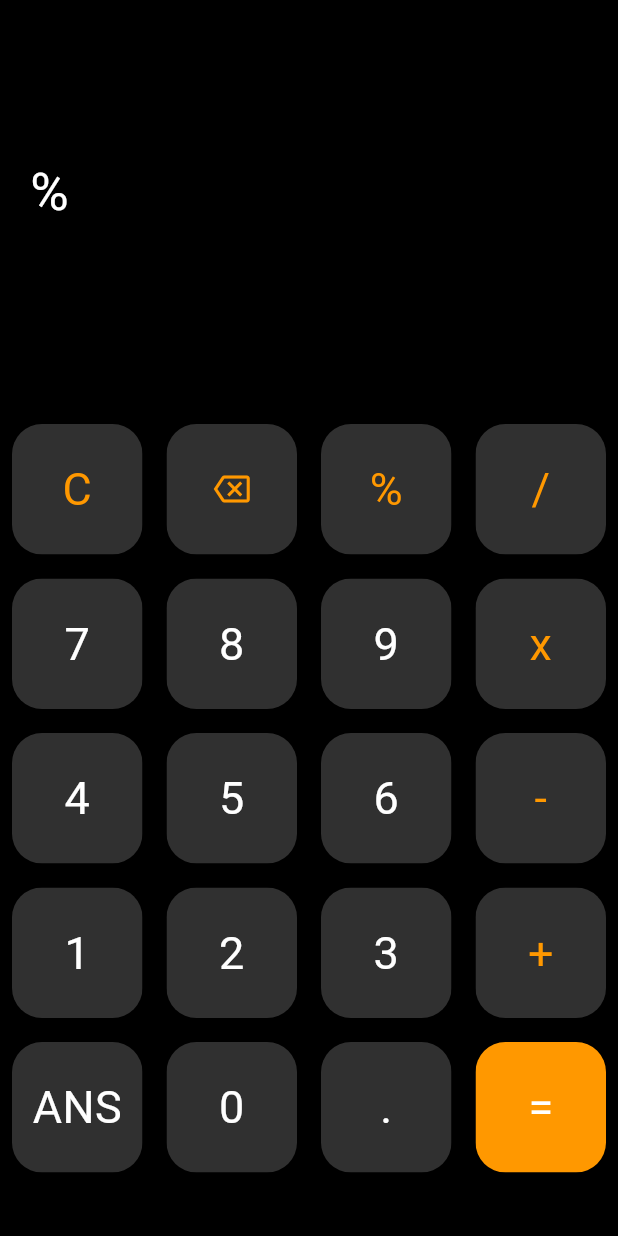
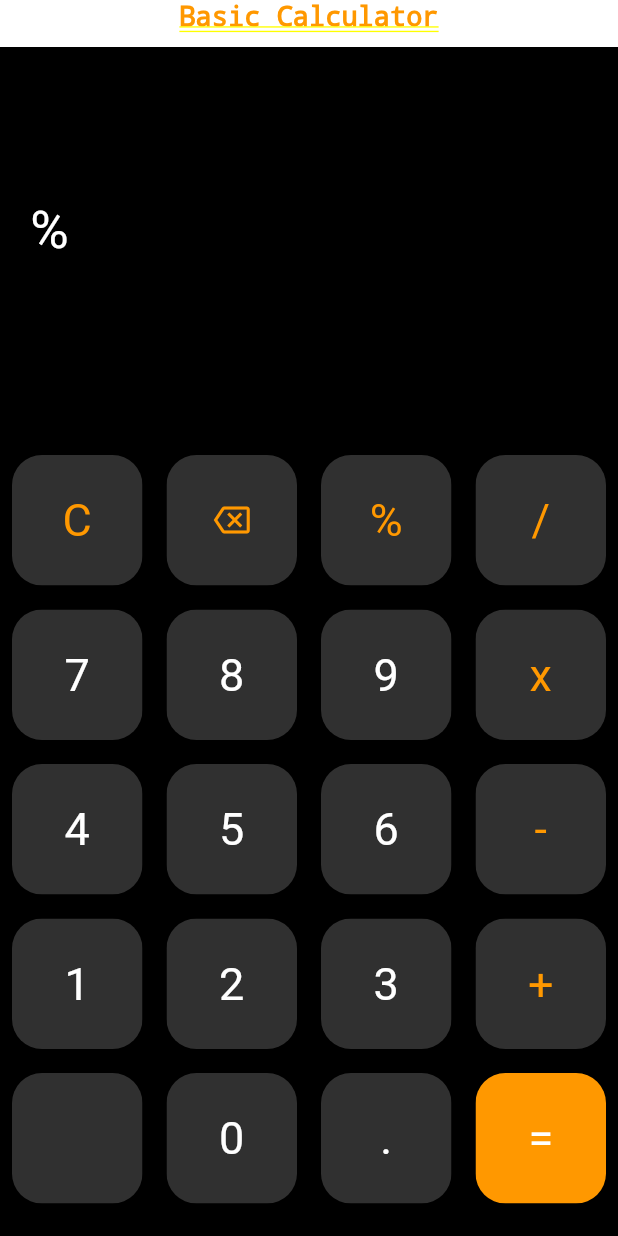
Before and after one commit to xSStephen/calculator, a Flutter app: the screen it shows after launch, after a tap on an icon or button, on a phone screen of 412 x 824 dp. Run offline on Flutter 3.47's test engine with Material 3 defaults, Android fonts, the phone set to English and light mode, and no system bars; our stand-ins replace math_expressions.

Commit message:
add new page for tools

```diff
--- a/lib/pages/basic_calculator.dart
+++ b/lib/pages/basic_calculator.dart
@@ -1,6 +1,7 @@
 import 'package:calculator/modules/buttons.dart';
 import 'package:flutter/material.dart';
 import 'package:math_expressions/math_expressions.dart';
+import 'package:calculator/pages/other_tools.dart';
 
 // This page will manage the Basic Calculator UI and functionality
 // It will include a simple calculator with basic operations like addition, subtraction, multiplication, and division.
@@ -16,6 +17,12 @@ class _BasicCalculatorState extends State<BasicCalculator> {
   // User data
   String userQuestion = '';
   String userAnswer = '';
+
+  // Current page index for the PageView
+  int currentPage = 0;
+
+  // PageController to manage the PageView
+  final PageController _pageController = PageController(initialPage: 0);
 
   // A list of buttons to be displayed on the calculator
   final List<String> buttons = [
@@ -35,7 +42,7 @@ class _BasicCalculatorState extends State<BasicCalculator> {
     '2',
     '3',
     '+',
-    'ANS',
+    '',
     '0',
     '.',
     '=',
@@ -43,7 +50,32 @@ class _BasicCalculatorState extends State<BasicCalculator> {
 
   @override
   Widget build(BuildContext context) {
-    return Scaffold(
+    return Column(
+      children: [
+        // page names
+        Row(
+          mainAxisAlignment: MainAxisAlignment.center,
+          children: [
+            GestureDetector(
+              onTap: () {
+                _pageController.jumpToPage(0);
+              },
+              child: Text(
+                'Basic Calculator',
+                style: TextStyle(
+                    fontSize: 18,
+                    fontWeight: FontWeight.bold,
+                    color: currentPage == 0 ? Colors.orange : Colors.white),
+              ),
+            ),
+          ],
+        ),
+        const SizedBox(height: 10),
+        Expanded(
+          child: PageView(
+            controller: PageController(initialPage: 0),
+            children: [
+              Scaffold(
                 backgroundColor: Colors.black,
                 body: Column(
                   children: [
@@ -59,7 +91,8 @@ class _BasicCalculatorState extends State<BasicCalculator> {
                           alignment: Alignment.centerLeft,
                           child: Text(
                             userQuestion,
-                  style: const TextStyle(color: Colors.white, fontSize: 35),
+                            style: const TextStyle(
+                                color: Colors.white, fontSize: 35),
                           ),
                         ),
                         Container(
@@ -67,7 +100,8 @@ class _BasicCalculatorState extends State<BasicCalculator> {
                           alignment: Alignment.centerRight,
                           child: Text(
                             userAnswer,
-                  style: const TextStyle(color: Colors.white, fontSize: 20),
+                            style: const TextStyle(
+                                color: Colors.white, fontSize: 20),
                           ),
                         ),
                       ],
@@ -75,10 +109,12 @@ class _BasicCalculatorState extends State<BasicCalculator> {
                     Expanded(
                       flex: 2,
                       child: GridView.builder(
-              gridDelegate: const SliverGridDelegateWithFixedCrossAxisCount(
+                        gridDelegate:
+                            const SliverGridDelegateWithFixedCrossAxisCount(
                           crossAxisCount: 4, // Number of columns in the grid
                         ),
-              itemCount: buttons.length, // Total number of items in the grid
+                        itemCount:
+                            buttons.length, // Total number of items in the grid
                         itemBuilder: (BuildContext context, int index) {
                           return buttons[index] == 'icon_del'
                               ? MyButton(
@@ -91,8 +127,8 @@ class _BasicCalculatorState extends State<BasicCalculator> {
                                       }
                                     });
                                   },
-                        icon:
-                            Icons.backspace_outlined, // Use the backspace icon
+                                  icon: Icons
+                                      .backspace_outlined, // Use the backspace icon
                                   color: Colors.grey[850],
                                   textColor: Colors.orange,
                                   buttonText: buttons[index],
@@ -135,9 +171,16 @@ class _BasicCalculatorState extends State<BasicCalculator> {
                                         );
                         },
                       ),
-          )
+                    ),
                   ],
                 ),
+              ),
+              // second page
+              const OtherTools(),
+            ],
+          ),
+        ),
+      ],
     );
   }
 
@@ -166,6 +209,7 @@ class _BasicCalculatorState extends State<BasicCalculator> {
   }
 
   void equalPressed() {
+    //plugin: https://pub.dev/packages/math_expressions/example
     String finalQuestion = userQuestion;
     finalQuestion = finalQuestion.replaceAll('x', '*');
 
--- /dev/null
+++ b/lib/pages/other_tools.dart
@@ -0,0 +1,12 @@
+import 'package:flutter/material.dart';
+
+class OtherTools extends StatelessWidget {
+  const OtherTools({super.key});
+
+  @override
+  Widget build(BuildContext context) {
+    return Container(
+      child: const Text('Tools Pagegg'),
+    );
+  }
+}
```
Lines whose indentation alone changed are shown as unchanged.
